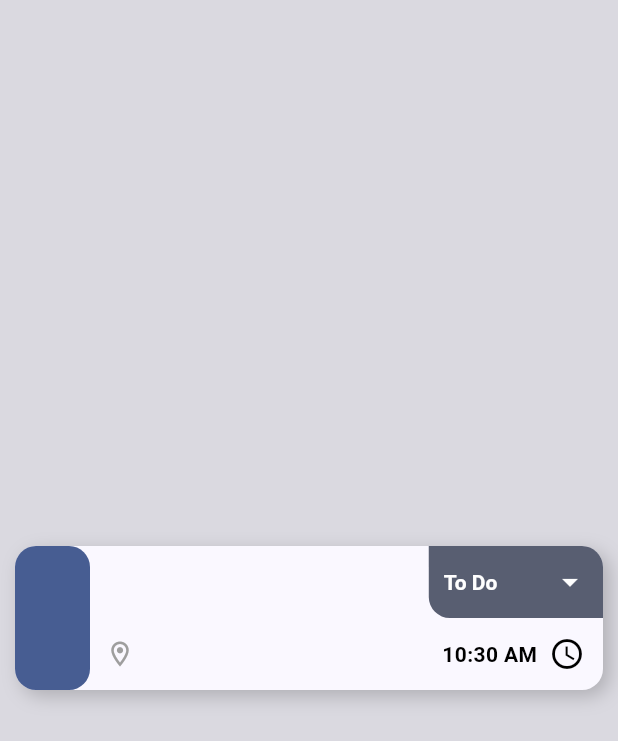
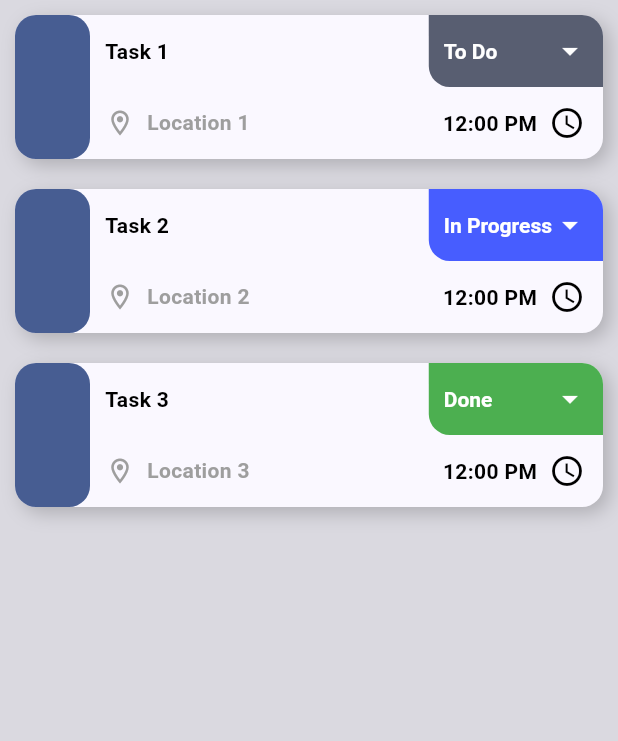
Before and after one commit to simonadamgyula/TasksMobileApp, a Flutter app: the screen it shows after launch, on a phone screen of 412 x 824 dp. Shown: the top 741 px of the screen. Run offline on Flutter 3.47's test engine with Material 3 defaults, Android fonts, the phone set to English and light mode, and no system bars.

Commit message:
worked on multiple things

```diff
--- a/lib/components/status_selector.dart
+++ b/lib/components/status_selector.dart
@@ -14,9 +14,14 @@ const List<Status> statuses = [
 ];
 
 class StatusSelector extends StatefulWidget {
-  const StatusSelector({super.key, required this.selected});
+  const StatusSelector({
+    super.key,
+    required this.selected,
+    required this.onSelected,
+  });
 
   final int selected;
+  final void Function(int) onSelected;
 
   @override
   State<StatusSelector> createState() => _StatusSelectorState();
@@ -75,6 +80,7 @@ class _StatusSelectorState extends State<StatusSelector> {
           setState(() {
             selected = value;
           });
+          widget.onSelected(value);
         },
       ),
     );
--- a/lib/components/task_preview.dart
+++ b/lib/components/task_preview.dart
@@ -5,8 +5,12 @@ import 'package:tasks/components/task_notes.dart';
 import 'package:tasks/components/task_workers.dart';
 import 'package:tasks/components/time_edit.dart';
 
+import '../data/task.dart';
+
 class TaskPreview extends StatefulWidget {
-  const TaskPreview({super.key});
+  const TaskPreview({super.key, required this.task});
+
+  final Task task;
 
   @override
   State<TaskPreview> createState() => _TaskPreviewState();
@@ -17,7 +21,20 @@ class _TaskPreviewState extends State<TaskPreview> {
   final TextEditingController locationController = TextEditingController();
   final TextEditingController headCountController = TextEditingController();
   final TextEditingController detailsController = TextEditingController();
+  int status = 0;
   TimeOfDay deadline = TimeOfDay.now();
+
+  @override
+  void initState() {
+    nameController.text = widget.task.name;
+    locationController.text = widget.task.location;
+    headCountController.text = widget.task.headCount.toString();
+    detailsController.text = widget.task.description;
+    deadline = widget.task.deadline;
+    status = widget.task.status;
+
+    super.initState();
+  }
 
   void onDeadlineChanged(TimeOfDay newDeadline) {
     setState(() {
@@ -139,29 +156,13 @@ class _TaskPreviewState extends State<TaskPreview> {
                       const SizedBox(
                         height: 20,
                       ),
-                      ElevatedButton(
-                        onPressed: () {
-                          Navigator.pop(context);
-                        },
-                        style: ElevatedButton.styleFrom(
-                          backgroundColor: Theme.of(context).colorScheme.primary,
-                          elevation: 5,
-                        ),
-                        child: Text(
-                          'Save',
-                          style: TextStyle(
-                            color: Theme.of(context).colorScheme.onPrimary,
-                          ),
-                        ),
-                      ),
+                      Workers(workers: widget.task.workers),
                       const SizedBox(
                         height: 20,
                       ),
-                      const Workers(workers: ["John Doe", "Jane Doe"]),
-                      const SizedBox(
-                        height: 20,
+                      TaskNotes(
+                        notes: widget.task.notes,
                       ),
-                      const TaskNotes(),
                     ],
                   ),
                 ) as Widget,
@@ -224,8 +225,13 @@ class _TaskPreviewState extends State<TaskPreview> {
                           ),
                         ),
                       ),
-                      const StatusSelector(
-                        selected: 0,
+                      StatusSelector(
+                        selected: status,
+                        onSelected: (int newStatus) {
+                          setState(() {
+                            status = newStatus;
+                          });
+                        },
                       ),
                     ],
                   ),
--- /dev/null
+++ b/lib/data/task.dart
@@ -0,0 +1,38 @@
+import 'package:flutter/material.dart';
+
+class Task {
+  String name;
+  String location;
+  String description;
+  int status;
+  TimeOfDay deadline;
+  int headCount;
+  List<String> workers;
+  List<String> notes;
+
+  Task({
+    required this.name,
+    required this.location,
+    required this.description,
+    required this.status,
+    required this.deadline,
+    required this.headCount,
+    required this.workers,
+    required this.notes,
+  });
+
+  factory Task.fromJson(Map<String, dynamic> json) {
+    final deadline = json["deadline"];
+
+    return Task(
+      name: json['name'],
+      location: json['location'],
+      description: json['description'],
+      status: json['status'],
+      deadline: TimeOfDay(hour: deadline[0], minute: deadline[1]),
+      headCount: json['headCount'],
+      workers: List<String>.from(json['workers']),
+      notes: List<String>.from(json['notes']),
+    );
+  }
+}
--- a/lib/main.dart
+++ b/lib/main.dart
@@ -1,9 +1,44 @@
 import 'package:flutter/material.dart';
 import 'package:tasks/components/task_preview.dart';
+
+import 'data/task.dart';
 
 void main() {
   runApp(const MyApp());
 }
+
+final List<Task> tasks = [
+  Task(
+    name: "Task 1",
+    location: "Location 1",
+    description: "Description 1",
+    status: 0,
+    deadline: const TimeOfDay(hour: 12, minute: 0),
+    headCount: 1,
+    workers: ["Worker 1"],
+    notes: ["Note 1"],
+  ),
+  Task(
+    name: "Task 2",
+    location: "Location 2",
+    description: "Description 2",
+    status: 1,
+    deadline: const TimeOfDay(hour: 12, minute: 0),
+    headCount: 1,
+    workers: ["Worker 1", "Worker 2"],
+    notes: ["Note 1", "Note 2"],
+  ),
+  Task(
+    name: "Task 3",
+    location: "Location 3",
+    description: "Description 3",
+    status: 2,
+    deadline: const TimeOfDay(hour: 12, minute: 0),
+    headCount: 1,
+    workers: ["Worker 1", "Worker 2", "Worker 3"],
+    notes: ["Note 1", "Note 2", "Note 3"],
+  ),
+];
 
 class MyApp extends StatelessWidget {
   const MyApp({super.key});
@@ -29,14 +64,17 @@ class MyHomePage extends StatelessWidget {
   Widget build(BuildContext context) {
     return Scaffold(
       backgroundColor: Theme.of(context).colorScheme.surfaceDim,
-      body: const Center(
-        child: Column(
-          mainAxisAlignment: MainAxisAlignment.center,
-          crossAxisAlignment: CrossAxisAlignment.stretch,
-          children: [
-            TaskPreview(),
-          ],
-        )
+      body: SafeArea(
+        child: Center(
+          child: Column(
+            mainAxisAlignment: MainAxisAlignment.start,
+            crossAxisAlignment: CrossAxisAlignment.stretch,
+            children: [
+              for (final task in tasks)
+                TaskPreview(task: task),
+            ],
+          )
+        ),
       ),
     );
   }
```
Also changed, not shown: lib/components/task_notes.dart (+154 -27 lines), lib/components/task_workers.dart (+19 -5 lines).
